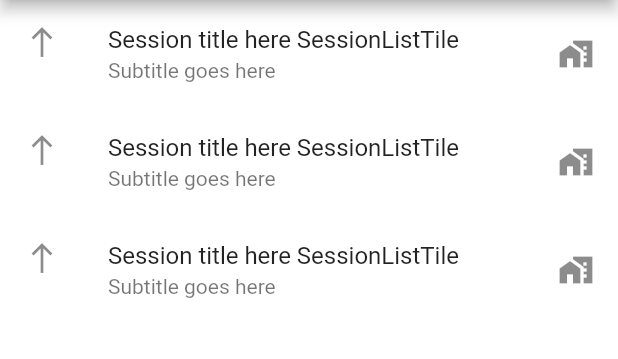
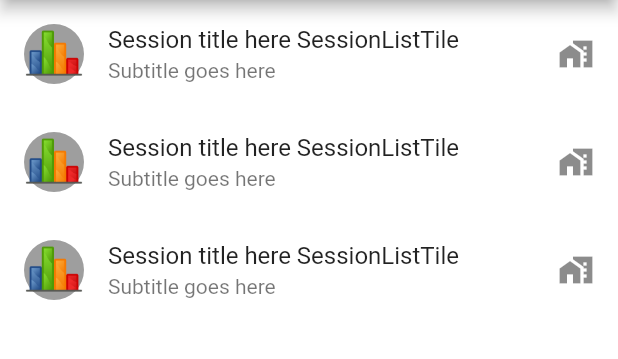
Before and after one commit to torgammelgard/poker-trax-2, a Flutter app: the screen it shows after launch, on a phone screen of 412 x 824 dp, the part 84-443 px from its top. Run offline on Flutter 3.47's test engine with Material 2 defaults, Android fonts, the phone set to English and light mode, and no system bars.

Commit message:
Add graph image to list tiles

```diff
--- a/lib/SessionListTile.dart
+++ b/lib/SessionListTile.dart
@@ -8,7 +8,11 @@ class SessionListTile extends StatelessWidget {
       subtitle: Text(
         'Subtitle goes here',
       ),
-      leading: Icon(const IconData(0xeb3b, fontFamily: 'MaterialIcons')),
+      leading: CircleAvatar(
+          backgroundColor: Colors.grey,
+          child: Image(
+            image: AssetImage('assets/graph.png'),
+          )),
       trailing: Icon(const IconData(0xe3c9, fontFamily: 'MaterialIcons')),
     );
   }
--- a/pubspec.yaml
+++ b/pubspec.yaml
@@ -37,9 +37,8 @@ flutter:
   uses-material-design: true
 
   # To add assets to your application, add an assets section, like this:
-  # assets:
-  #  - images/a_dot_burr.jpeg
-  #  - images/a_dot_ham.jpeg
+  assets:
+   - assets/
 
   # An image asset can refer to one or more resolution-specific "variants", see
   # https://flutter.io/assets-and-images/#resolution-aware.
```
Also changed, not shown: assets/graph.png (added).
